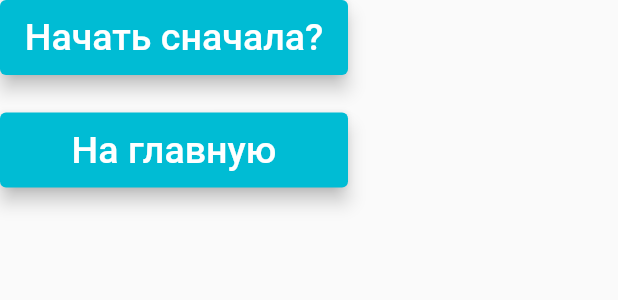
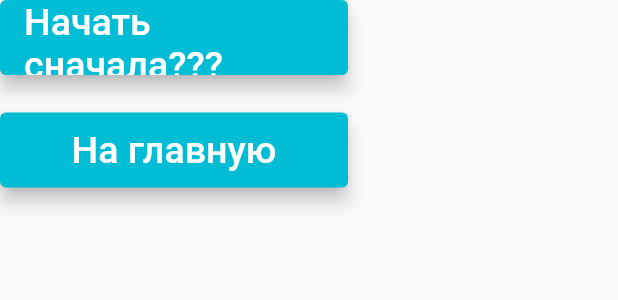
Before and after one commit to mD-Den/my_flutter_tests_app, a Flutter app: the RestartTest widget shown alone on an empty page, opened directly with empty values, on a phone screen of 412 x 824 dp. Shown: the top 300 px of the screen. Run offline on Flutter 3.47's test engine with Material 2 defaults, Android fonts, the phone set to English and light mode, and no system bars.

Commit message:
Second_commit

```diff
--- a/lib/shared_widgets/restart_test.dart
+++ b/lib/shared_widgets/restart_test.dart
@@ -19,7 +19,7 @@ class RestartTest extends StatelessWidget {
                   width: 200,
                   child: Center(
                       child: const Text(
-                    'Начать сначала?',
+                    'Начать сначала???',
                     style: TextStyle(fontSize: 25),
                   )))),
         ),
```
